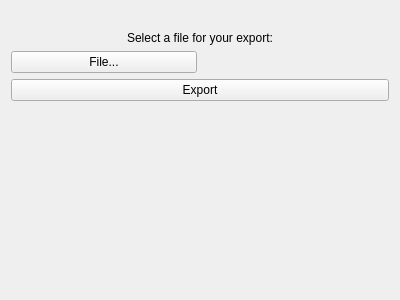
This is wacom_yuify/ExportForm.ui in apogza/krita_yufiy_plugin as Qt 5 draws it before an edit. The edited form follows.
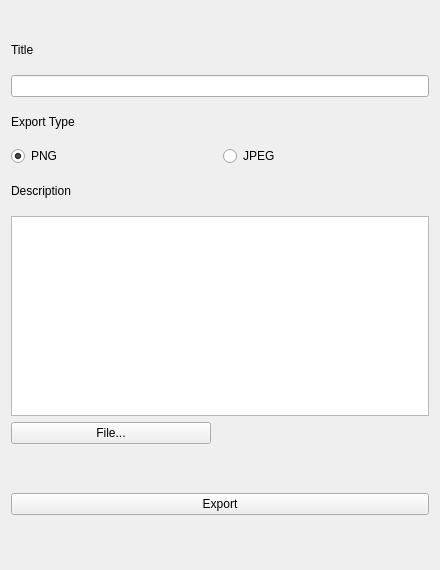
This is the edited form.

Patch:
```diff
--- a/wacom_yuify/ExportForm.ui
+++ b/wacom_yuify/ExportForm.ui
@@ -6,82 +6,131 @@
    <rect>
     <x>0</x>
     <y>0</y>
-    <width>400</width>
-    <height>300</height>
+    <width>440</width>
+    <height>570</height>
    </rect>
   </property>
+  <property name="minimumSize">
+   <size>
+    <width>440</width>
+    <height>570</height>
+   </size>
+  </property>
   <property name="windowTitle">
    <string>Form</string>
   </property>
-  <layout class="QGridLayout" name="gridLayout">
+  <layout class="QGridLayout" name="gridLayout_2">
    <item row="0" column="0">
-    <layout class="QVBoxLayout" name="verticalLayout">
-     <item>
-      <widget class="QLabel" name="yuifyLogo">
+    <widget class="QLabel" name="yuifyLogo">
+     <property name="text">
+      <string/>
+     </property>
+     <property name="alignment">
+      <set>Qt::AlignCenter</set>
+     </property>
+    </widget>
+   </item>
+   <item row="1" column="0">
+    <layout class="QGridLayout" name="gridLayout">
+     <item row="0" column="0">
+      <widget class="QLabel" name="label_2">
        <property name="text">
-        <string/>
+        <string>Title</string>
        </property>
-       <property name="alignment">
-        <set>Qt::AlignCenter</set>
-       </property>
       </widget>
      </item>
-     <item>
-      <widget class="QLabel" name="label">
+     <item row="1" column="0">
+      <widget class="QLineEdit" name="titleEdit"/>
+     </item>
+     <item row="2" column="0">
+      <widget class="QLabel" name="label_4">
        <property name="text">
-        <string>Select a file for your export:</string>
+        <string>Export Type</string>
        </property>
-       <property name="alignment">
-        <set>Qt::AlignCenter</set>
-       </property>
       </widget>
      </item>
-     <item>
+     <item row="3" column="0">
       <layout class="QHBoxLayout" name="horizontalLayout">
        <item>
-        <widget class="QPushButton" name="fileButton">
-         <property name="maximumSize">
-          <size>
-           <width>200</width>
-           <height>16777215</height>
-          </size>
-         </property>
+        <widget class="QRadioButton" name="pngRadioButton">
          <property name="text">
-          <string>File...</string>
+          <string>PNG</string>
+         </property>
+         <property name="checked">
+          <bool>true</bool>
          </property>
         </widget>
        </item>
        <item>
-        <widget class="QLabel" name="filenameLabel">
+        <widget class="QRadioButton" name="jpegRadioButton">
          <property name="text">
-          <string/>
+          <string>JPEG</string>
          </property>
         </widget>
        </item>
       </layout>
      </item>
-     <item>
+     <item row="4" column="0">
+      <widget class="QLabel" name="label_3">
+       <property name="text">
+        <string>Description</string>
+       </property>
+      </widget>
+     </item>
+     <item row="5" column="0">
+      <widget class="QPlainTextEdit" name="descriptionEdit">
+       <property name="maximumSize">
+        <size>
+         <width>16777215</width>
+         <height>200</height>
+        </size>
+       </property>
+      </widget>
+     </item>
+     <item row="6" column="0">
+      <widget class="QPushButton" name="fileButton">
+       <property name="maximumSize">
+        <size>
+         <width>200</width>
+         <height>16777215</height>
+        </size>
+       </property>
+       <property name="text">
+        <string>File...</string>
+       </property>
+      </widget>
+     </item>
+     <item row="7" column="0">
+      <widget class="QLabel" name="filenameLabel">
+       <property name="text">
+        <string/>
+       </property>
+      </widget>
+     </item>
+     <item row="8" column="0">
       <widget class="QPushButton" name="exportButton">
        <property name="text">
         <string>Export</string>
        </property>
       </widget>
      </item>
+     <item row="9" column="0">
+      <widget class="QLabel" name="statusLabel">
+       <property name="font">
+        <font>
+         <italic>true</italic>
+        </font>
+       </property>
+       <property name="text">
+        <string/>
+       </property>
+       <property name="alignment">
+        <set>Qt::AlignCenter</set>
+       </property>
+      </widget>
+     </item>
     </layout>
    </item>
-   <item row="1" column="0">
-    <spacer name="verticalSpacer">
-     <property name="orientation">
-      <enum>Qt::Vertical</enum>
-     </property>
-     <property name="sizeHint" stdset="0">
-      <size>
-       <width>20</width>
-       <height>40</height>
-      </size>
-     </property>
-    </spacer>
-   </item>
   </layout>
  </widget>
  <resources/>
```
